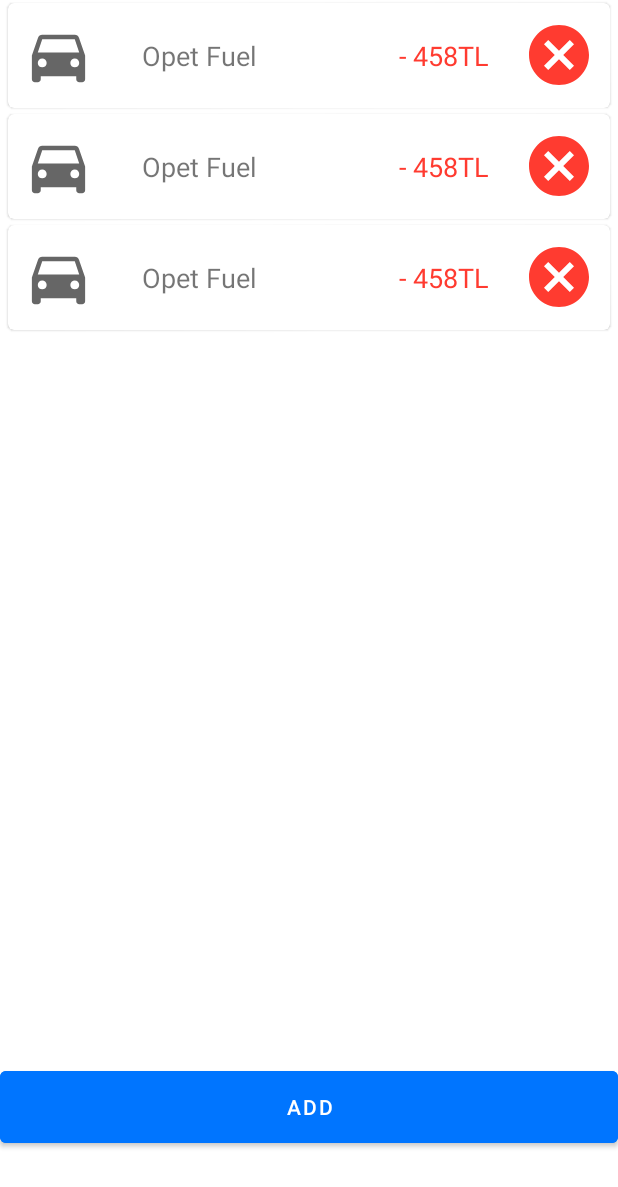
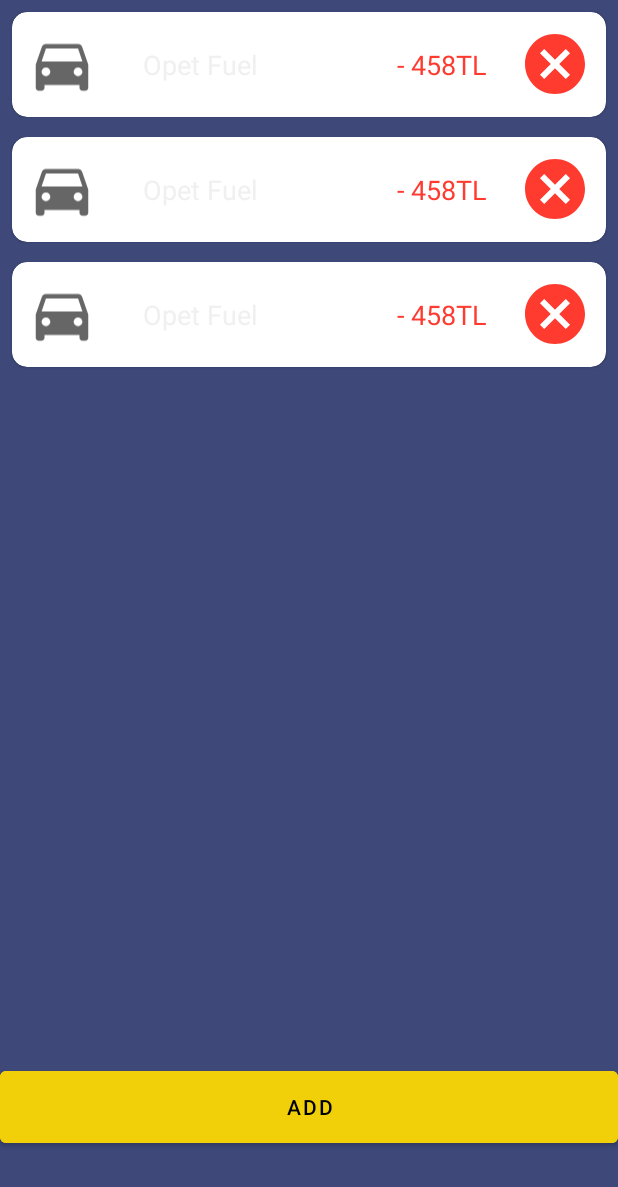
Before and after one commit to kizilcanali/StingyApp, an Android app: the layout fragment_transactions.xml on its own in the app's theme, with its tools: preview values and no code run, on a phone screen of 412 x 824 dp. Shown: the top 1187 px of the screen. Run offline under Robolectric (Android 15) with nearby library versions, the phone set to English and light mode, and no system bars.

Commit message:
dynamic text colors, some UI optimizations

```diff
--- a/app/src/main/java/com/alikizilcan/stingyapp/data/StingyDao.kt
+++ b/app/src/main/java/com/alikizilcan/stingyapp/data/StingyDao.kt
@@ -46,7 +46,7 @@ interface StingyDao {
     suspend fun updateTransaction(newList: String, id: UUID)
 
     @MapInfo(keyColumn = "category", valueColumn = "totalAmount")
-    @Query("SELECT category, SUM(transaction_amount) as totalAmount FROM transactions GROUP BY category")
+    @Query("SELECT category, SUM(transaction_amount) as totalAmount FROM transactions WHERE type = 'Expense' GROUP BY category ")
     suspend fun getTotalTransactionByCategory() : Map<String, Double>
 
 }
--- a/app/src/main/java/com/alikizilcan/stingyapp/infra/Categories.kt
+++ b/app/src/main/java/com/alikizilcan/stingyapp/infra/Categories.kt
@@ -1,6 +1,5 @@
 package com.alikizilcan.stingyapp.infra
 
-import android.graphics.Color
 import com.alikizilcan.stingyapp.R
 
 object Categoriesx{
@@ -27,5 +26,8 @@ enum class Categories(transactionCategory: String){
     TRANSPORTATION("Transportation"),
     FUEL("Fuel"),
     TECHNOLOGY("Technology"),
-    JEWELRY("Jewelry")
+    JEWELRY("Jewelry"),
+    FOODBEVERAGE("Food and Beverage"),
+
+
 }
--- a/app/src/main/res/layout/fragment_home.xml
+++ b/app/src/main/res/layout/fragment_home.xml
@@ -14,7 +14,9 @@
     <androidx.constraintlayout.widget.ConstraintLayout
         android:layout_width="match_parent"
         android:layout_height="match_parent"
-        tools:context=".ui.home.HomeFragment">
+        tools:context=".ui.home.HomeFragment"
+        android:background="@color/transaction_bg"
+        >
 
         <androidx.constraintlayout.widget.ConstraintLayout
             android:id="@+id/constraintLayoutTop"
--- a/app/src/main/res/layout/fragment_transactions.xml
+++ b/app/src/main/res/layout/fragment_transactions.xml
@@ -12,8 +12,9 @@
         xmlns:tools="http://schemas.android.com/tools"
         android:layout_width="match_parent"
         android:layout_height="match_parent"
-        tools:context=".ui.transactions.TransactionsFragment">
-
+        tools:context=".ui.transactions.TransactionsFragment"
+        android:background="@color/transaction_bg"
+        >
 
         <androidx.recyclerview.widget.RecyclerView
             android:id="@+id/transactionsRecyclerView"
@@ -35,7 +36,8 @@
             app:layout_constraintEnd_toEndOf="parent"
             app:layout_constraintBottom_toBottomOf="parent"
             android:text="Add"
-            android:backgroundTint="@color/dark_blue"
+            android:textColor="@color/black"
+            android:backgroundTint="@color/button_bg"
             android:layout_marginBottom="?android:attr/actionBarSize"
             />
 
--- a/app/src/main/res/layout/item_installments_list.xml
+++ b/app/src/main/res/layout/item_installments_list.xml
@@ -10,6 +10,7 @@
     </data>
 
     <androidx.constraintlayout.widget.ConstraintLayout
+        android:id="@+id/installmentLayout"
         xmlns:android="http://schemas.android.com/apk/res/android"
         xmlns:app="http://schemas.android.com/apk/res-auto"
         xmlns:tools="http://schemas.android.com/tools"
@@ -29,6 +30,7 @@
             app:layout_constraintBottom_toBottomOf="parent"
             app:layout_constraintStart_toStartOf="parent"
             app:layout_constraintTop_toTopOf="parent"
+            android:textColor="@color/textColor"
             />
         <TextView
             android:id="@+id/monthlyPayment"
@@ -42,6 +44,7 @@
             app:layout_constraintTop_toTopOf="parent"
             app:layout_constraintBottom_toBottomOf="parent"
             android:text="@{Double.toString(baseModel.monthlyPayment)}"
+            android:textColor="@color/textColor"
             />
 
         <TextView
@@ -55,6 +58,7 @@
             app:layout_constraintTop_toTopOf="parent"
             android:text="@{baseModel.date}"
             tools:text="@tools:sample/date/ddmmyy"
+            android:textColor="@color/textColor"
             />
 
         <CheckBox
--- a/app/src/main/res/layout/item_transaction_list.xml
+++ b/app/src/main/res/layout/item_transaction_list.xml
@@ -1,5 +1,6 @@
 <?xml version="1.0" encoding="utf-8"?>
-<layout xmlns:android="http://schemas.android.com/apk/res/android"
+<layout
+    xmlns:android="http://schemas.android.com/apk/res/android"
     xmlns:app="http://schemas.android.com/apk/res-auto"
     xmlns:tools="http://schemas.android.com/tools">
 
@@ -16,14 +17,14 @@
         android:id="@+id/transactionCard"
         android:layout_width="match_parent"
         android:layout_height="wrap_content"
-        android:layout_marginHorizontal="5dp"
-        android:layout_marginVertical="2dp"
-
+        android:layout_marginHorizontal="8dp"
+        android:layout_marginTop="8dp"
+        android:layout_marginBottom="5dp"
         app:layout_constraintEnd_toEndOf="parent"
         app:layout_constraintStart_toStartOf="parent"
         app:layout_constraintTop_toTopOf="parent"
+        app:cardCornerRadius="10dp"
         >
-
         <androidx.constraintlayout.widget.ConstraintLayout
             android:layout_width="match_parent"
             android:layout_height="wrap_content">
@@ -47,7 +48,6 @@
                     android:layout_weight="0.5"
                     tools:src="@drawable/ic_car"
                     />
-                <!--- icon will remake-->
 
                 <TextView
                     android:id="@+id/transactionNameText"
@@ -58,7 +58,9 @@
                     android:gravity="center"
                     android:text="@{baseModel.transactionName}"
                     android:textSize="18sp"
-                    tools:text="Opet Fuel" />
+                    tools:text="Opet Fuel"
+                    android:textColor="@color/textColor"
+                    />
 
                 <TextView
                     android:id="@+id/transactionDateText"
@@ -68,7 +70,9 @@
                     android:layout_weight="1"
                     android:gravity="center"
                     android:text="@{baseModel.transactionDate}"
-                    tools:text="@tools:sample/date/ddmmyy" />
+                    tools:text="@tools:sample/date/ddmmyy"
+                    android:textColor="@color/textColor"
+                    />
 
                 <TextView
                     android:id="@+id/transactionAmount"
--- a/app/src/main/res/values/colors.xml
+++ b/app/src/main/res/values/colors.xml
@@ -12,6 +12,9 @@
     <color name="gray_bottom">#E5E5E5</color>
     <color name="red">#FF3B30</color>
     <color name="green">#34C759</color>
+    <color name="transaction_bg">#3E497A</color>
+    <color name="textColor">#F0F0F0</color>
+    <color name="button_bg">#F1D00A</color>
 
     <array name="pieChartColors">
         <item>#304567</item>
```
Also changed, not shown: app/src/main/java/com/alikizilcan/stingyapp/domain/mapper/DataToPieEntry.kt (added, +15 -0 lines), app/src/main/java/com/alikizilcan/stingyapp/infra/BindingAdapters.kt (+0 -12 lines), app/src/main/java/com/alikizilcan/stingyapp/infra/Colors.kt (added, +14 -0 lines), app/src/main/java/com/alikizilcan/stingyapp/ui/transactions/InstallmentsAdapter.kt (+19 -1 lines), app/src/main/java/com/alikizilcan/stingyapp/ui/transactions/TransactionsAdapter.kt (+19 -8 lines), app/src/main/java/com/alikizilcan/stingyapp/infra/Extensions.kt (line endings or trailing spaces).
